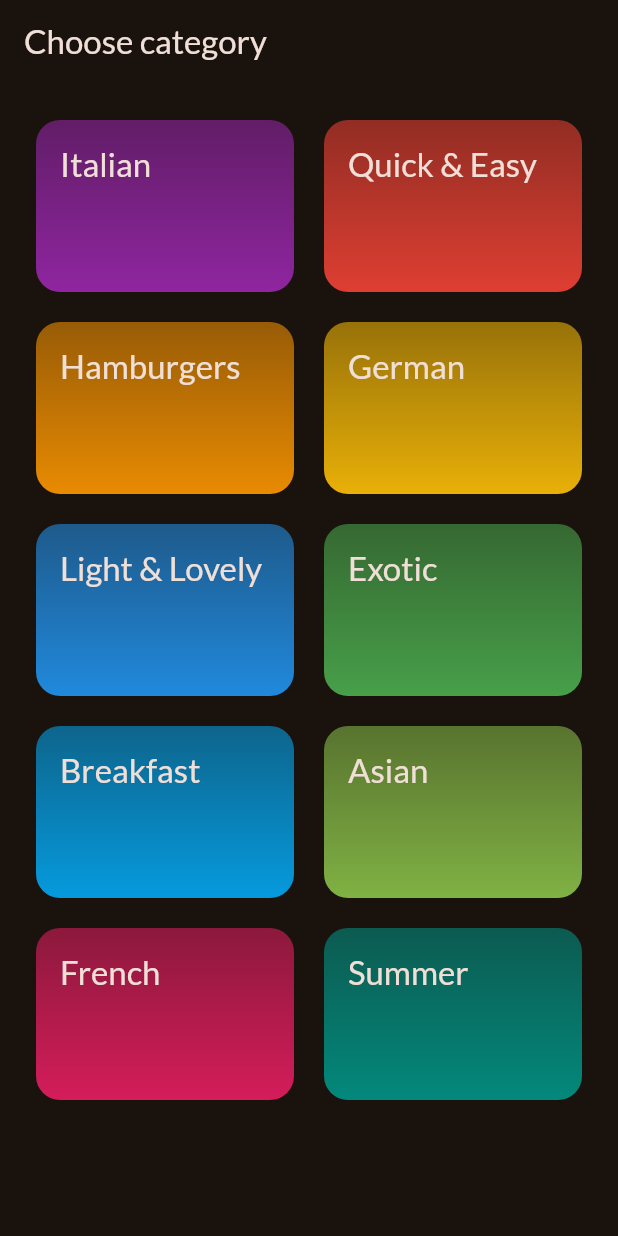
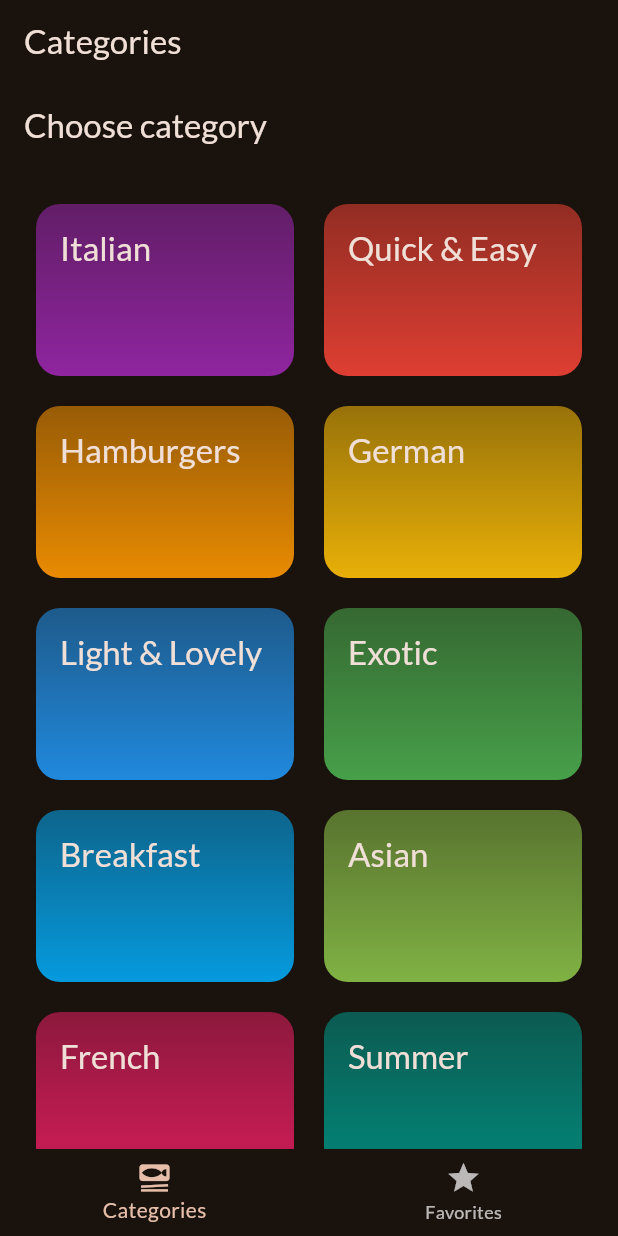
Before and after one commit to fahim25/flutter_meals, a Flutter app: the screen it shows after launch, on a phone screen of 412 x 824 dp. Run offline on Flutter 3.47's test engine with Material 3 defaults, Android fonts, the phone set to English and light mode, and no system bars; our stand-ins replace google_fonts, transparent_image.

```diff
--- a/lib/main.dart
+++ b/lib/main.dart
@@ -1,5 +1,6 @@
 import 'package:flutter/material.dart';
 import 'package:flutter_meals/screen/categories_screen.dart';
+import 'package:flutter_meals/screen/tabs_screen.dart';
 import 'package:google_fonts/google_fonts.dart';
 
 final theme = ThemeData(
@@ -21,7 +22,8 @@ class App extends StatelessWidget {
   Widget build(BuildContext context) {
     return MaterialApp(
       theme: theme,
-      home: CategoriesScreen(),
+      // home: CategoriesScreen(),
+      home: TabsScreen(),
     );
   }
 }
--- /dev/null
+++ b/lib/screen/tabs_screen.dart
@@ -0,0 +1,54 @@
+import 'package:flutter/material.dart';
+import 'package:flutter_meals/screen/categories_screen.dart';
+import 'package:flutter_meals/screen/meal_screen.dart';
+
+class TabsScreen extends StatefulWidget {
+  const TabsScreen({super.key});
+
+  @override
+  State<TabsScreen> createState() {
+    return _TabsScreenState();
+  }
+}
+
+class _TabsScreenState extends State<TabsScreen> {
+  int _selectedPageIndex = 0;
+
+  void _selectPage(int index) {
+    setState(() {
+      _selectedPageIndex = index;
+    });
+  }
+
+  @override
+  Widget build(BuildContext context) {
+    Widget activePage = const CategoriesScreen();
+    var activePageTitle = 'Categories';
+
+    if (_selectedPageIndex == 1) {
+      activePage = MealScreen(title: 'Favorites', meals: []);
+      activePageTitle = 'You\'r Favorites!';
+    }
+
+    return Scaffold(
+      appBar: AppBar(
+        title: Text(activePageTitle),
+      ),
+      body: activePage,
+      bottomNavigationBar: BottomNavigationBar(
+        onTap: _selectPage,
+        currentIndex: _selectedPageIndex,
+        items: const [
+          BottomNavigationBarItem(
+            icon: Icon(Icons.set_meal),
+            label: 'Categories',
+          ),
+          BottomNavigationBarItem(
+            icon: Icon(Icons.star),
+            label: 'Favorites',
+          )
+        ],
+      ),
+    );
+  }
+}
```
